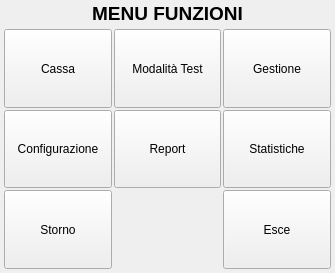
Above: src/operazionidlg.ui from mtonin/gestcassa before the change. Below: the same form after it.
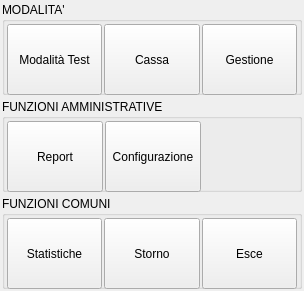
That is the form after the change. Icons and pictures are not drawn.

Commit message: - modificato layout menù funzioni

Diff of the .ui file:
```diff
--- a/src/operazionidlg.ui
+++ b/src/operazionidlg.ui
@@ -6,91 +6,39 @@
    <rect>
     <x>0</x>
     <y>0</y>
-    <width>335</width>
-    <height>273</height>
+    <width>304</width>
+    <height>291</height>
    </rect>
   </property>
+  <property name="minimumSize">
+   <size>
+    <width>304</width>
+    <height>291</height>
+   </size>
+  </property>
   <property name="windowTitle">
    <string>Gestione Cassa</string>
   </property>
   <layout class="QVBoxLayout" name="verticalLayout">
    <property name="spacing">
-    <number>2</number>
+    <number>4</number>
    </property>
    <property name="margin">
     <number>2</number>
    </property>
    <item>
-    <widget class="QLabel" name="label">
-     <property name="font">
-      <font>
-       <pointsize>14</pointsize>
-       <weight>75</weight>
-       <bold>true</bold>
-      </font>
+    <widget class="QGroupBox" name="groupBox">
+     <property name="title">
+      <string>MODALITA'</string>
      </property>
-     <property name="text">
-      <string>MENU FUNZIONI</string>
-     </property>
-     <property name="alignment">
-      <set>Qt::AlignCenter</set>
-     </property>
-    </widget>
-   </item>
-   <item>
-    <widget class="QFrame" name="frame">
-     <property name="frameShape">
-      <enum>QFrame::NoFrame</enum>
-     </property>
-     <property name="frameShadow">
-      <enum>QFrame::Plain</enum>
-     </property>
-     <property name="lineWidth">
-      <number>1</number>
-     </property>
-     <layout class="QGridLayout" name="gridLayout">
-      <property name="margin">
-       <number>2</number>
-      </property>
+     <layout class="QHBoxLayout" name="horizontalLayout">
       <property name="spacing">
        <number>2</number>
       </property>
-      <item row="1" column="1">
-       <widget class="QToolButton" name="reportBtn">
-        <property name="sizePolicy">
-         <sizepolicy hsizetype="MinimumExpanding" vsizetype="Expanding">
-          <horstretch>0</horstretch>
-          <verstretch>0</verstretch>
-         </sizepolicy>
-        </property>
-        <property name="minimumSize">
-         <size>
-          <width>85</width>
-          <height>71</height>
-         </size>
-        </property>
-        <property name="text">
-         <string>Report</string>
-        </property>
-        <property name="icon">
-         <iconset resource="risorse.qrc">
-          <normaloff>:/GestCassa/report 2</normaloff>:/GestCassa/report 2</iconset>
-        </property>
-        <property name="iconSize">
-         <size>
-          <width>48</width>
-          <height>48</height>
-         </size>
-        </property>
-        <property name="autoExclusive">
-         <bool>false</bool>
-        </property>
-        <property name="toolButtonStyle">
-         <enum>Qt::ToolButtonTextUnderIcon</enum>
-        </property>
-       </widget>
-      </item>
-      <item row="0" column="1">
+      <property name="margin">
+       <number>2</number>
+      </property>
+      <item>
        <widget class="QToolButton" name="testBtn">
         <property name="sizePolicy">
          <sizepolicy hsizetype="MinimumExpanding" vsizetype="Expanding">
@@ -122,42 +70,7 @@
         </property>
        </widget>
       </item>
-      <item row="1" column="0">
-       <widget class="QToolButton" name="configurazioneBtn">
-        <property name="sizePolicy">
-         <sizepolicy hsizetype="MinimumExpanding" vsizetype="Expanding">
-          <horstretch>0</horstretch>
-          <verstretch>0</verstretch>
-         </sizepolicy>
-        </property>
-        <property name="minimumSize">
-         <size>
-          <width>85</width>
-          <height>71</height>
-         </size>
-        </property>
-        <property name="text">
-         <string>Configurazione</string>
-        </property>
-        <property name="icon">
-         <iconset resource="risorse.qrc">
-          <normaloff>:/GestCassa/configurazione</normaloff>:/GestCassa/configurazione</iconset>
-        </property>
-        <property name="iconSize">
-         <size>
-          <width>48</width>
-          <height>48</height>
-         </size>
-        </property>
-        <property name="autoExclusive">
-         <bool>false</bool>
-        </property>
-        <property name="toolButtonStyle">
-         <enum>Qt::ToolButtonTextUnderIcon</enum>
-        </property>
-       </widget>
-      </item>
-      <item row="0" column="0">
+      <item>
        <widget class="QToolButton" name="cassaBtn">
         <property name="sizePolicy">
          <sizepolicy hsizetype="MinimumExpanding" vsizetype="Expanding">
@@ -189,7 +102,7 @@
         </property>
        </widget>
       </item>
-      <item row="0" column="2">
+      <item>
        <widget class="QToolButton" name="gestioneBtn">
         <property name="sizePolicy">
          <sizepolicy hsizetype="MinimumExpanding" vsizetype="Expanding">
@@ -221,7 +134,120 @@
         </property>
        </widget>
       </item>
-      <item row="1" column="2">
+     </layout>
+    </widget>
+   </item>
+   <item>
+    <widget class="QGroupBox" name="groupBox_2">
+     <property name="title">
+      <string>FUNZIONI AMMINISTRATIVE</string>
+     </property>
+     <layout class="QHBoxLayout" name="horizontalLayout_2">
+      <property name="spacing">
+       <number>2</number>
+      </property>
+      <property name="margin">
+       <number>2</number>
+      </property>
+      <item>
+       <widget class="QToolButton" name="reportBtn">
+        <property name="sizePolicy">
+         <sizepolicy hsizetype="MinimumExpanding" vsizetype="Expanding">
+          <horstretch>0</horstretch>
+          <verstretch>0</verstretch>
+         </sizepolicy>
+        </property>
+        <property name="minimumSize">
+         <size>
+          <width>85</width>
+          <height>71</height>
+         </size>
+        </property>
+        <property name="text">
+         <string>Report</string>
+        </property>
+        <property name="icon">
+         <iconset resource="risorse.qrc">
+          <normaloff>:/GestCassa/report 2</normaloff>:/GestCassa/report 2</iconset>
+        </property>
+        <property name="iconSize">
+         <size>
+          <width>48</width>
+          <height>48</height>
+         </size>
+        </property>
+        <property name="autoExclusive">
+         <bool>false</bool>
+        </property>
+        <property name="toolButtonStyle">
+         <enum>Qt::ToolButtonTextUnderIcon</enum>
+        </property>
+       </widget>
+      </item>
+      <item>
+       <widget class="QToolButton" name="configurazioneBtn">
+        <property name="sizePolicy">
+         <sizepolicy hsizetype="MinimumExpanding" vsizetype="Expanding">
+          <horstretch>0</horstretch>
+          <verstretch>0</verstretch>
+         </sizepolicy>
+        </property>
+        <property name="minimumSize">
+         <size>
+          <width>85</width>
+          <height>71</height>
+         </size>
+        </property>
+        <property name="text">
+         <string>Configurazione</string>
+        </property>
+        <property name="icon">
+         <iconset resource="risorse.qrc">
+          <normaloff>:/GestCassa/configurazione</normaloff>:/GestCassa/configurazione</iconset>
+        </property>
+        <property name="iconSize">
+         <size>
+          <width>48</width>
+          <height>48</height>
+         </size>
+        </property>
+        <property name="autoExclusive">
+         <bool>false</bool>
+        </property>
+        <property name="toolButtonStyle">
+         <enum>Qt::ToolButtonTextUnderIcon</enum>
+        </property>
+       </widget>
+      </item>
+      <item>
+       <spacer name="horizontalSpacer">
+        <property name="orientation">
+         <enum>Qt::Horizontal</enum>
+        </property>
+        <property name="sizeHint" stdset="0">
+         <size>
+          <width>40</width>
+          <height>20</height>
+         </size>
+        </property>
+       </spacer>
+      </item>
+     </layout>
+    </widget>
+   </item>
+   <item>
+    <widget class="QGroupBox" name="groupBox_3">
+     <property name="title">
+      <string>FUNZIONI COMUNI</string>
+     </property>
+     <layout class="QHBoxLayout" name="horizontalLayout_3">
+      <property name="spacing">
+       <number>2</number>
+      </property>
+      <property name="margin">
+       <number>2</number>
+      </property>
+      <item>
        <widget class="QToolButton" name="statsBtn">
         <property name="sizePolicy">
          <sizepolicy hsizetype="MinimumExpanding" vsizetype="Expanding">
@@ -256,42 +282,7 @@
         </property>
        </widget>
       </item>
-      <item row="2" column="2">
-       <widget class="QToolButton" name="closeBtn">
-        <property name="sizePolicy">
-         <sizepolicy hsizetype="MinimumExpanding" vsizetype="Expanding">
-          <horstretch>0</horstretch>
-          <verstretch>0</verstretch>
-         </sizepolicy>
-        </property>
-        <property name="minimumSize">
-         <size>
-          <width>85</width>
-          <height>71</height>
-         </size>
-        </property>
-        <property name="text">
-         <string>Esce</string>
-        </property>
-        <property name="icon">
-         <iconset resource="risorse.qrc">
-          <normaloff>:/GestCassa/esce</normaloff>:/GestCassa/esce</iconset>
-        </property>
-        <property name="iconSize">
-         <size>
-          <width>48</width>
-          <height>48</height>
-         </size>
-        </property>
-        <property name="autoExclusive">
-         <bool>false</bool>
-        </property>
-        <property name="toolButtonStyle">
-         <enum>Qt::ToolButtonTextUnderIcon</enum>
-        </property>
-       </widget>
-      </item>
-      <item row="2" column="0">
+      <item>
        <widget class="QToolButton" name="stornoBtn">
         <property name="sizePolicy">
          <sizepolicy hsizetype="MinimumExpanding" vsizetype="Expanding">
@@ -326,6 +317,41 @@
         </property>
        </widget>
       </item>
+      <item>
+       <widget class="QToolButton" name="closeBtn">
+        <property name="sizePolicy">
+         <sizepolicy hsizetype="MinimumExpanding" vsizetype="Expanding">
+          <horstretch>0</horstretch>
+          <verstretch>0</verstretch>
+         </sizepolicy>
+        </property>
+        <property name="minimumSize">
+         <size>
+          <width>85</width>
+          <height>71</height>
+         </size>
+        </property>
+        <property name="text">
+         <string>Esce</string>
+        </property>
+        <property name="icon">
+         <iconset resource="risorse.qrc">
+          <normaloff>:/GestCassa/esce</normaloff>:/GestCassa/esce</iconset>
+        </property>
+        <property name="iconSize">
+         <size>
+          <width>48</width>
+          <height>48</height>
+         </size>
+        </property>
+        <property name="autoExclusive">
+         <bool>false</bool>
+        </property>
+        <property name="toolButtonStyle">
+         <enum>Qt::ToolButtonTextUnderIcon</enum>
+        </property>
+       </widget>
+      </item>
      </layout>
     </widget>
    </item>
```
Left out of the diff: 8 changed lines with no effect on the pictures.
